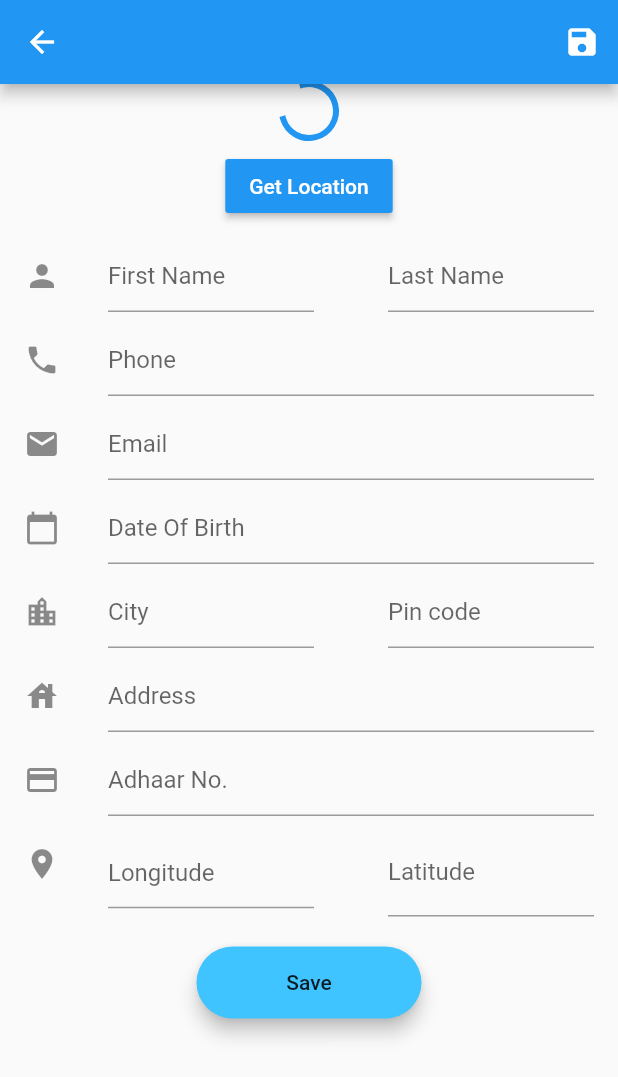
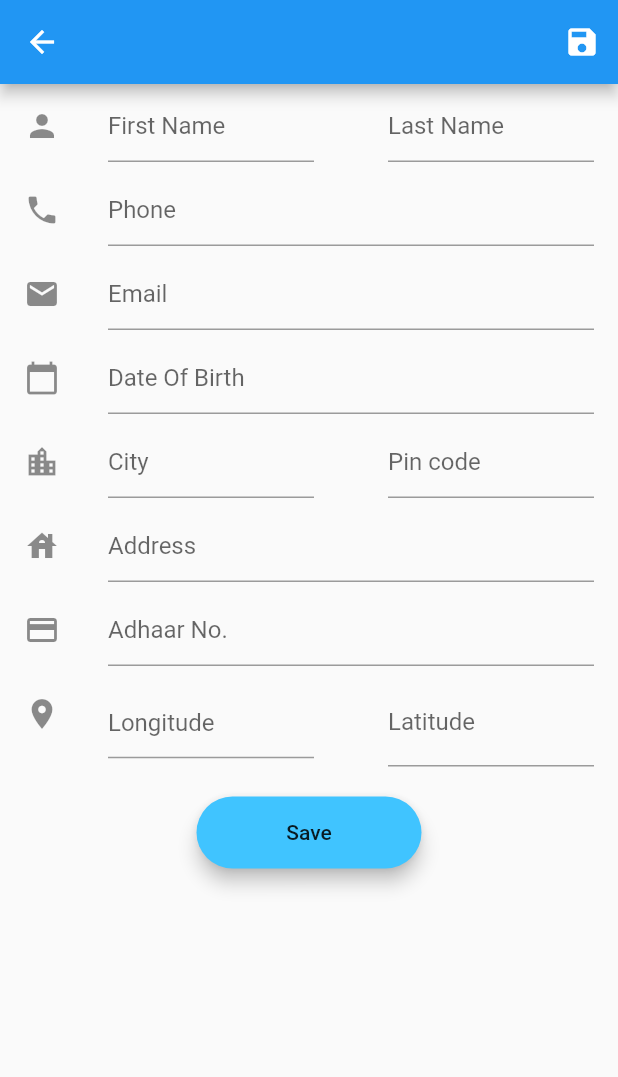
Before and after one commit to Chakshu0911/SIH, a Flutter app: the FormScreen screen opened by its route, on a phone screen of 412 x 824 dp. Shown: the top 1077 px of the screen. Run offline on Flutter 3.47's test engine with Material 2 defaults, Android fonts, the phone set to English and light mode, and no system bars; our stand-ins replace image_picker; missing offline and left inert: barcode_scan.

Commit message:
location removed

```diff
--- a/lib/form_screen.dart
+++ b/lib/form_screen.dart
@@ -1,7 +1,5 @@
 import 'package:flutter/material.dart';
 import 'image_screen.dart';
-import 'package:location/location.dart';
-
 
 class FormScreen extends StatefulWidget {
   static const String id = "form_screen";
@@ -10,8 +8,6 @@ class FormScreen extends StatefulWidget {
 }
 
 class _FormScreenState extends State<FormScreen> {
-  var location = new Location();
-  Map<String, double> userLocation;
   @override
   Widget build(BuildContext context) {
     final halfMediaWidth = MediaQuery.of(context).size.width / 3.0;
@@ -31,27 +27,6 @@ class _FormScreenState extends State<FormScreen> {
       ),
       body: new Column(
         children: <Widget>[
-          userLocation == null
-              ? CircularProgressIndicator()
-              : Text("Location:" +
-              userLocation["latitude"].toString() +
-              " " +
-              userLocation["longitude"].toString()),
-          Padding(
-            padding: const EdgeInsets.all(8.0),
-            child: RaisedButton(
-              onPressed: () {
-                _getLocation().then((value) {
-                  setState(() {
-                    userLocation = value;
-                  });
-                });
-              },
-              color: Colors.blue,
-              child: Text("Get Location", style: TextStyle(color: Colors.white),),
-            ),
-          ),
-
           new ListTile(
             leading: const Icon(Icons.person),
             title: new Row(mainAxisAlignment: MainAxisAlignment.spaceBetween,
@@ -190,13 +165,5 @@ class _FormScreenState extends State<FormScreen> {
       ),
     );
   }
-  Future<Map<String, double>> _getLocation() async {
-    var currentLocation = <String, double>{};
-    try {
-      currentLocation = await location.getLocation();
-    } catch (e) {
-      currentLocation = null;
-    }
-    return currentLocation;
-  }
+
 }
--- a/pubspec.yaml
+++ b/pubspec.yaml
@@ -28,7 +28,6 @@ dependencies:
   # The following adds the Cupertino Icons font to your application.
   # Use with the CupertinoIcons class for iOS style icons.
   cupertino_icons: ^1.0.0
-  location: ^1.4.1
   image_picker: 0.6.0+17
 
 dev_dependencies:
```
Also changed, not shown: pubspec.lock.
